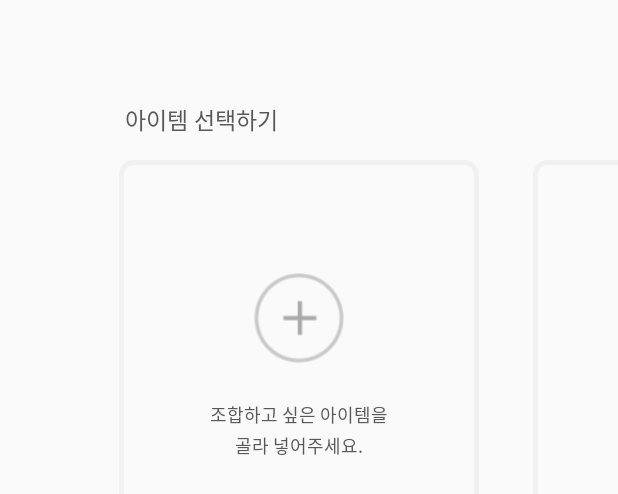
After one commit to jyb2605/Spoid, an Android app: the layout activity_combination.xml on its own in the app's theme, with its tools: preview values and no code run, on a phone screen of 412 x 824 dp. The commit adds this screen. Shown: the top 494 px of the screen. Run offline under Robolectric (Android 15) with nearby library versions, the phone set to English and light mode, and no system bars.

Commit message:
combination 화면 완성 리스트뷰 적용 전

```diff
--- a/app/src/main/AndroidManifest.xml
+++ b/app/src/main/AndroidManifest.xml
@@ -21,8 +21,10 @@
         android:supportsRtl="true"
         android:theme="@style/AppTheme">
         <activity android:name=".CameraActivity"
-            android:screenOrientation="landscape"
-            >
+            android:screenOrientation="landscape">
+        </activity>
+        <activity android:name=".CombinationActivity"
+            android:screenOrientation="landscape">
             <intent-filter>
                 <action android:name="android.intent.action.MAIN" />
                 <category android:name="android.intent.category.LAUNCHER" />
--- a/app/src/main/java/com/spoid/CameraActivity.java
+++ b/app/src/main/java/com/spoid/CameraActivity.java
@@ -99,7 +99,7 @@ public class CameraActivity extends Activity {
   private void setFragment() {
     getFragmentManager()
             .beginTransaction()
-            .replace(R.id.container, CameraConnectionFragment.newInstance())
+           // .replace(R.id.container, CameraConnectionFragment.newInstance())
             .commit();
   }
 }
--- /dev/null
+++ b/app/src/main/java/com/spoid/CombinationActivity.java
@@ -0,0 +1,20 @@
+package com.spoid;
+
+import android.Manifest;
+import android.app.Activity;
+import android.os.Bundle;
+import android.view.WindowManager;
+
+/**
+ * Created by user on 2017-08-07.
+ */
+
+public class CombinationActivity extends Activity {
+    @Override
+    protected void onCreate(final Bundle savedInstanceState) {
+        super.onCreate(savedInstanceState);
+        getWindow().addFlags(WindowManager.LayoutParams.FLAG_KEEP_SCREEN_ON);
+        setContentView(R.layout.activity_combination);
+
+    }
+}
--- /dev/null
+++ b/app/src/main/res/drawable/gray_border.xml
@@ -0,0 +1,8 @@
+<?xml version="1.0" encoding="UTF-8"?>
+    <shape xmlns:android="http://schemas.android.com/apk/res/android">
+        <solid android:color="#0fff"/>
+        <stroke android:width="5px" android:color="#f1f1f1" />
+        <padding android:left="5px" android:top="5px"
+            android:right="5px" android:bottom="5px" />
+    <corners android:radius="8dp"/>
+    </shape>
--- /dev/null
+++ b/app/src/main/res/layout/activity_combination.xml
@@ -0,0 +1,133 @@
+<?xml version="1.0" encoding="utf-8"?>
+<LinearLayout xmlns:android="http://schemas.android.com/apk/res/android"
+    xmlns:app="http://schemas.android.com/apk/res-auto"
+    android:layout_width="match_parent"
+    android:layout_height="match_parent"
+    android:orientation="vertical">
+
+
+    <RelativeLayout
+        android:layout_width="match_parent"
+        android:layout_height="wrap_content">
+
+        <TextView
+            android:id="@+id/txt1"
+            android:layout_width="wrap_content"
+            android:layout_height="wrap_content"
+            android:textSize="15sp"
+            android:textColor="#585858"
+            android:gravity="center_horizontal"
+            android:layout_marginTop="68dp"
+            android:layout_marginLeft="83.5dp"
+            android:text="아이템 선택하기" />
+
+        <TextView
+            android:id="@+id/txt2"
+            android:layout_width="wrap_content"
+            android:layout_height="wrap_content"
+            android:textSize="15sp"
+            android:textColor="#585858"
+            android:gravity="center_horizontal"
+            android:layout_toEndOf="@+id/txt1"
+            android:layout_marginTop="68dp"
+            android:layout_marginLeft="475dp"
+            android:text="도구 선택하기"
+            />
+    </RelativeLayout>
+
+    <LinearLayout
+        android:layout_width="match_parent"
+        android:layout_height="match_parent"
+        android:orientation="horizontal"
+        android:layout_marginTop="15dp"
+
+        >
+
+
+        <LinearLayout
+            android:id="@+id/element1"
+            android:orientation="vertical"
+            android:layout_width="240dp"
+            android:layout_height="240dp"
+            android:background="@drawable/gray_border"
+            android:layout_marginLeft="79dp">
+
+            <ImageView
+                android:layout_width="60dp"
+                android:layout_height="60dp"
+                android:src="@drawable/btn_add"
+                android:layout_gravity="center_horizontal"
+                android:layout_marginTop="72dp"/>
+
+            <TextView
+                android:layout_width="wrap_content"
+                android:layout_height="wrap_content"
+                android:textSize="12sp"
+                android:textColor="#585858"
+                android:lineSpacingExtra="2.5sp"
+                android:gravity="center_horizontal"
+                android:layout_marginTop="25dp"
+                android:layout_gravity="center_horizontal"
+                android:text="조합하고 싶은 아이템을\n골라 넣어주세요."/>
+
+        </LinearLayout>
+
+        <LinearLayout
+            android:id="@+id/element2"
+            android:orientation="vertical"
+            android:layout_width="240dp"
+            android:layout_height="240dp"
+            android:background="@drawable/gray_border"
+            android:layout_marginLeft="36dp">
+
+            <ImageView
+                android:layout_width="60dp"
+                android:layout_height="60dp"
+                android:src="@drawable/btn_add"
+                android:layout_gravity="center_horizontal"
+                android:layout_marginTop="72dp"/>
+
+            <TextView
+                android:layout_width="wrap_content"
+                android:layout_height="wrap_content"
+                android:textSize="12sp"
+                android:textColor="#585858"
+                android:lineSpacingExtra="2.5sp"
+                android:gravity="center_horizontal"
+                android:layout_marginTop="25dp"
+                android:layout_gravity="center_horizontal"
+                android:text="조합하고 싶은 아이템을\n골라 넣어주세요."/>
+
+        </LinearLayout>
+
+
+
+        <LinearLayout
+            android:layout_width="120dp"
+            android:layout_height="240dp"
+            android:layout_marginLeft="60dp"
+            android:orientation="vertical"
+            android:background="@drawable/gray_border">
+
+
+            <ImageView
+                android:id="@+id/up"
+                android:layout_width="match_parent"
+                android:layout_height="17.5dp"
+                app:srcCompat="@drawable/btn_add" />
+
+            <ListView
+                android:layout_width="match_parent"
+                android:layout_height="match_parent" />
+
+            <ImageView
+                android:id="@+id/down"
+                android:layout_width="match_parent"
+                android:layout_height="17.5dp"
+                app:srcCompat="@drawable/btn_add" />
+        </LinearLayout>
+
+
+    </LinearLayout>
+
+</LinearLayout>
--- /dev/null
+++ b/app/src/main/res/layout/tool_item.xml
@@ -0,0 +1,27 @@
+<?xml version="1.0" encoding="utf-8"?>
+<LinearLayout xmlns:android="http://schemas.android.com/apk/res/android"
+    xmlns:app="http://schemas.android.com/apk/res-auto"
+    android:layout_width="100dp"
+    android:layout_height="80dp"
+    android:orientation="vertical">
+
+
+    <ImageView
+        android:id="@+id/tool_img"
+        android:layout_width="30dp"
+        android:layout_height="30dp"
+        android:layout_gravity="center_horizontal"
+        android:layout_marginTop="20dp"
+        />
+
+    <TextView
+        android:id="@+id/tool_name"
+        android:layout_width="match_parent"
+        android:layout_height="wrap_content"
+        android:gravity="center_horizontal"
+        android:textSize="7.5sp"
+        android:textColor="#585858"
+        android:layout_marginTop="15dp"
+        android:text="도구이름" />
+
+</LinearLayout>
```
Also changed, not shown: app/src/main/res/drawable/btn_add.png (added), 1 other file.
